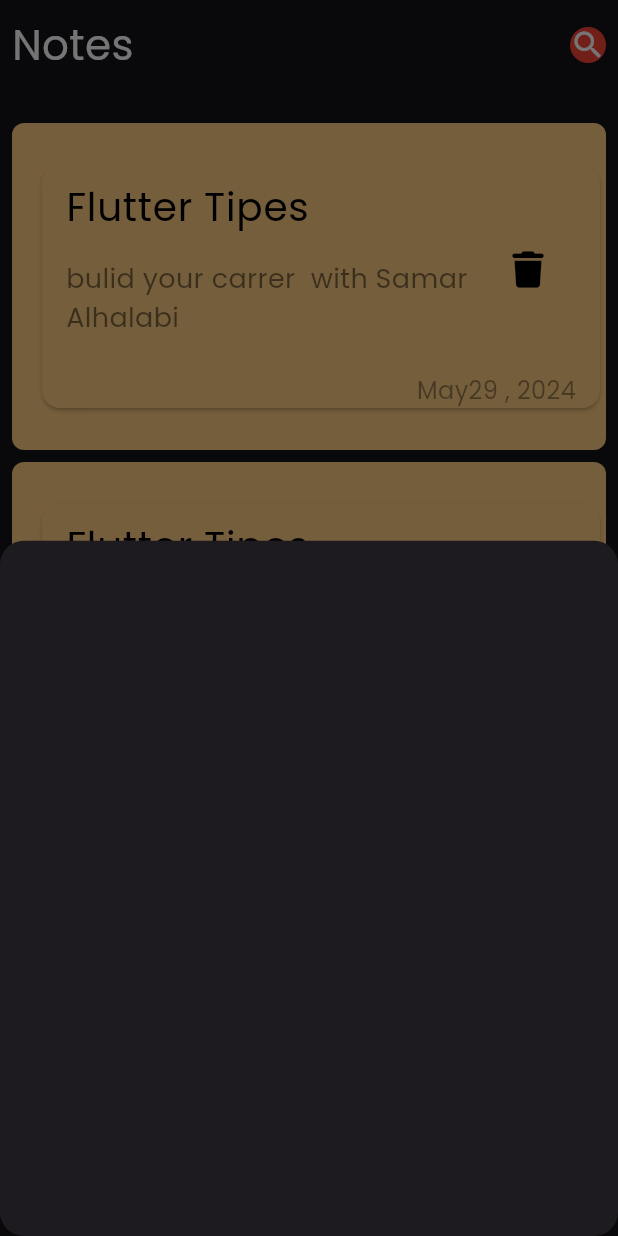
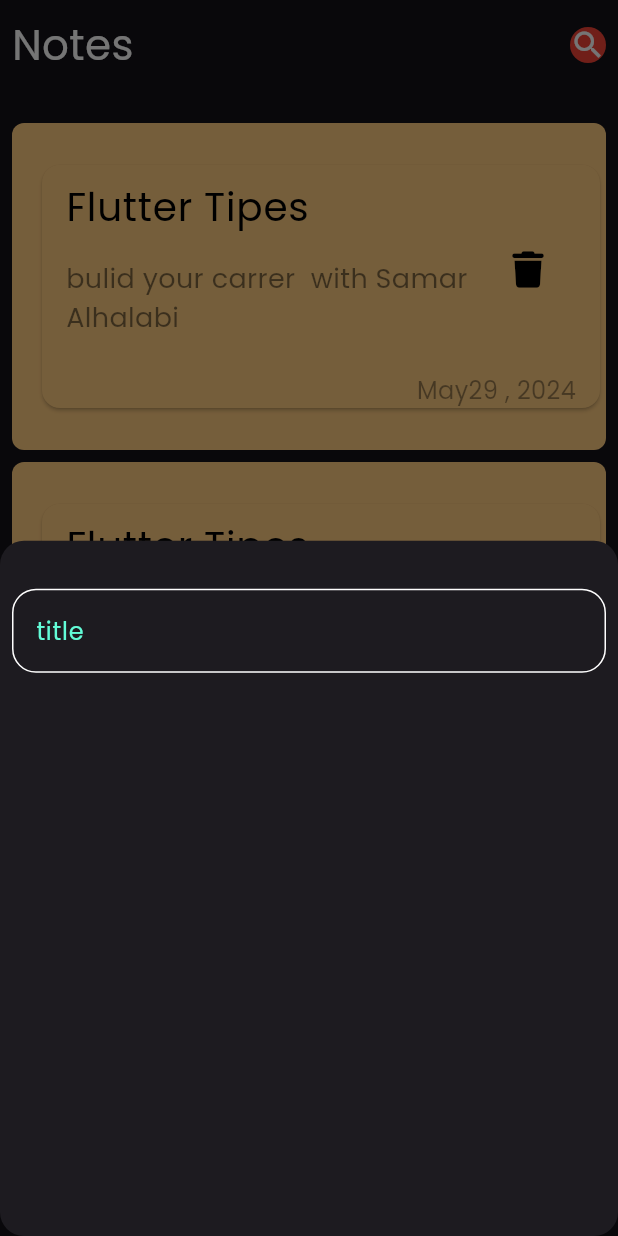
Before and after one commit to Samar-ALHalabi/notes_app, a Flutter app: the screen it shows after launch, after a tap on the "add" icon, on a phone screen of 412 x 824 dp. Run offline on Flutter 3.47's test engine with Material 3 defaults, Android fonts, the phone set to English and light mode, and no system bars; our stand-ins replace font_awesome_flutter.

Commit message:
create custom textfield

```diff
--- a/lib/views/widgets/addnotebottomsheet.dart
+++ b/lib/views/widgets/addnotebottomsheet.dart
@@ -1,10 +1,21 @@
 import 'package:flutter/material.dart';
+import 'package:moasker/views/widgets/customtextfield.dart';
 
 class AddNoteBottomSheet extends StatelessWidget {
   const AddNoteBottomSheet({super.key});
 
   @override
   Widget build(BuildContext context) {
-    return Container();
+    return const Padding(
+      padding: EdgeInsets.symmetric(horizontal: 8.0),
+      child: Column(
+        children: [
+          SizedBox(
+            height: 32,
+          ),
+          CustomTextField(),
+        ],
+      ),
+    );
   }
 }
--- /dev/null
+++ b/lib/views/widgets/constants.dart
@@ -0,0 +1,4 @@
+import 'dart:ui';
+
+// ignore: constant_identifier_names
+const KPrimaryColor = Color(0xff62FCD7);
--- /dev/null
+++ b/lib/views/widgets/customtextfield.dart
@@ -0,0 +1,24 @@
+import 'package:flutter/material.dart';
+import 'package:moasker/views/widgets/constants.dart';
+
+class CustomTextField extends StatelessWidget {
+  const CustomTextField({super.key});
+
+  @override
+  Widget build(BuildContext context) {
+    return TextField(
+      cursorColor: KPrimaryColor,
+      decoration: InputDecoration(
+          enabledBorder: buildborder(),
+          focusedBorder: buildborder(KPrimaryColor),
+          hintText: 'title',
+          hintStyle: const TextStyle(color: KPrimaryColor)),
+    );
+  }
+
+  OutlineInputBorder buildborder([color]) {
+    return OutlineInputBorder(
+        borderRadius: BorderRadius.circular(16),
+        borderSide: BorderSide(color: color ?? Colors.white));
+  }
+}
```
